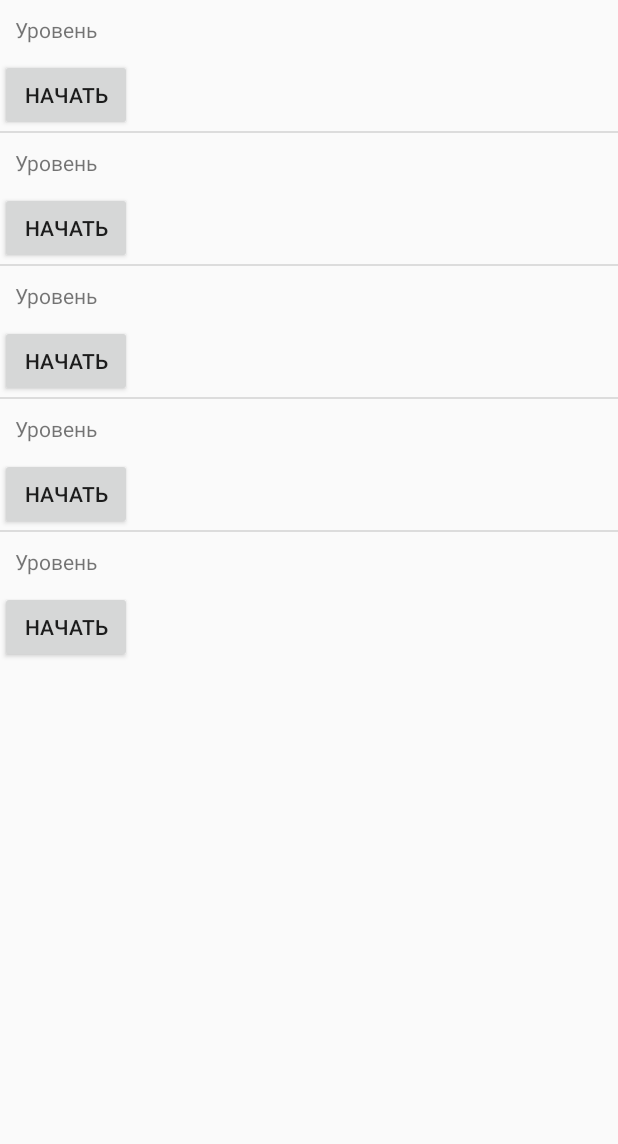
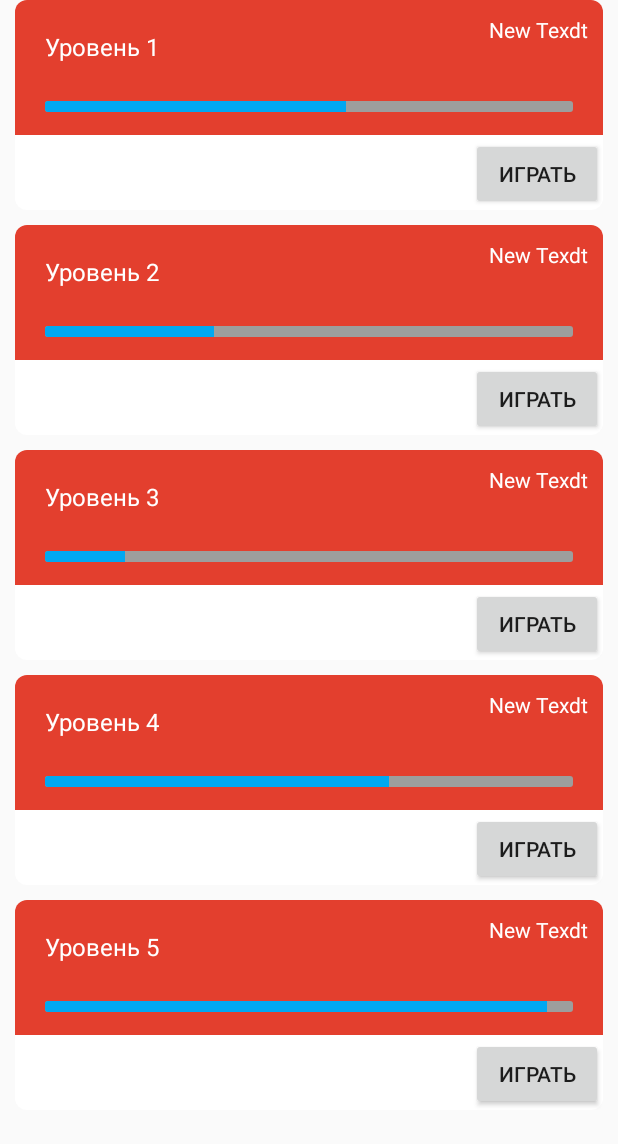
Before and after one commit to mustafin/kazlogoquiz, an Android app: the screen it shows after launch (LevelsActivity), after a tap on "ИГРАТЬ", on a phone screen of 412 x 824 dp. Shown: the top 1144 px of the screen. Run offline under Robolectric (Android 15) with nearby library versions, the phone set to English and light mode, and no system bars.

Commit message:
Added styles

```diff
--- a/app/src/main/java/flat56/kazlogoquiz/Dummy.java
+++ b/app/src/main/java/flat56/kazlogoquiz/Dummy.java
@@ -13,22 +13,22 @@ import flat56.kazlogoquiz.models.Logo;
 public class Dummy {
 
     public static Logo[] logos = {
-        new Logo("raymbek.png", "раимбек", "цууфы", "реомиклбеджвуаеу", "цужафы", "Рымбефыт фышв фшыовщф \n фывщл фщузлафу", 2),
-        new Logo("raymbek.png", "раимбек", "цууфы", "реомиклбеджвуаеу", "цужафы", "Рымбефыт фышв фшыовщф \n фывщл фщузлафу", 3),
-        new Logo("raymbek.png", "раимбек", "цууфы", "реомиклбеджвуаеу", "цужафы", "Рымбефыт фышв фшыовщф \n фывщл фщузлафу", 4),
-        new Logo("raymbek.png", "раимбек", "цууфы", "реомиклбеджвуаеу", "цужафы", "Рымбефыт фышв фшыовщф \n фывщл фщузлафу", 1),
-        new Logo("raymbek.png", "раимбек", "цууфы", "реомиклбеджвуаеу", "цужафы", "Рымбефыт фышв фшыовщф \n фывщл фщузлафу", 2)
+        new Logo("raymbek.png", "раим бек\nфыуафп", "цууфы", "реомиклбеджвуаеу", "цужафы", "Рымбефыт фышв фшыовщф \n фывщл фщузлафу", 2),
+        new Logo("raymbek.png", "раим бек\nфыуафп", "цууфы", "реомиклбеджвуаеу", "цужафы", "Рымбефыт фышв фшыовщф \n фывщл фщузлафу", 3),
+        new Logo("raymbek.png", "раим бек\nфыуафп", "цууфы", "реомиклбеджвуаеу", "цужафы", "Рымбефыт фышв фшыовщф \n фывщл фщузлафу", 4),
+        new Logo("raymbek.png", "раим бек\nфыуафп", "цууфы", "реомиклбеджвуаеу", "цужафы", "Рымбефыт фышв фшыовщф \n фывщл фщузлафу", 1),
+        new Logo("raymbek.png", "раим бек\nфыуафп", "цууфы", "реомиклбеджвуаеу", "цужафы", "Рымбефыт фышв фшыовщф \n фывщл фщузлафу", 2)
     };
 
     public static List<Logo> logoList = new ArrayList<>(Arrays.asList(logos));
 
 
     public static Level[] levels = {
-        new Level(1, 40, 0, 40, logoList),
-        new Level(2, 40, 0, 40, logoList),
-        new Level(3, 33, 0, 33, logoList),
-        new Level(4, 40, 0, 40, logoList),
-        new Level(5, 40, 0, 40, logoList),
+        new Level(1, 40, 23, 40, logoList),
+        new Level(2, 40, 13, 40, logoList),
+        new Level(3, 33, 5, 33, logoList),
+        new Level(4, 40, 26, 40, logoList),
+        new Level(5, 40, 38, 40, logoList),
     };
 
     public static List<Level> levelList = new ArrayList<>(Arrays.asList(levels));
--- a/app/src/main/java/flat56/kazlogoquiz/activities/GameActivity.java
+++ b/app/src/main/java/flat56/kazlogoquiz/activities/GameActivity.java
@@ -50,6 +50,9 @@ public class GameActivity extends AppCompatActivity {
 
         answerGrid = new AnswerGrid(this, logo.getCorrect());
         characterGridAdapter = new CharacterGridAdapter(this, charsGrid, logo.getChars(), 0);
+        characterGridAdapter.setAnswerGrid(answerGrid);
+        answerGrid.setCharacterGridAdapter(characterGridAdapter);
+
         charsGrid.setAdapter(characterGridAdapter);
 
         fillData();
--- a/app/src/main/java/flat56/kazlogoquiz/activities/LevelsActivity.java
+++ b/app/src/main/java/flat56/kazlogoquiz/activities/LevelsActivity.java
@@ -15,8 +15,8 @@ import flat56.kazlogoquiz.activities.adapters.LevelsAdapter;
  */
 public class LevelsActivity extends AppCompatActivity {
 
-    ListView list;
-    LevelsAdapter adapter;
+    private ListView list;
+    private LevelsAdapter adapter;
 
     @Override
     protected void onCreate(Bundle savedInstanceState) {
@@ -29,11 +29,9 @@ public class LevelsActivity extends AppCompatActivity {
 
         list.setOnItemClickListener((parent, view, position, id) -> {
             Intent intent = new Intent(LevelsActivity.this, LogosActivity.class);
-            Log.i("ASD", position+"");
             intent.putExtra(LogosActivity.LEVEL_EXTRA, position);
             startActivity(intent);
         });
 
-
     }
 }
--- a/app/src/main/java/flat56/kazlogoquiz/activities/adapters/LevelsAdapter.java
+++ b/app/src/main/java/flat56/kazlogoquiz/activities/adapters/LevelsAdapter.java
@@ -2,17 +2,17 @@ package flat56.kazlogoquiz.activities.adapters;
 
 import android.app.Activity;
 import android.content.Context;
-import android.content.Intent;
 import android.view.LayoutInflater;
 import android.view.View;
 import android.view.ViewGroup;
 import android.widget.ArrayAdapter;
-import android.widget.Button;
+import android.widget.ProgressBar;
+import android.widget.TextView;
 
 import java.util.List;
+import java.util.Locale;
 
 import flat56.kazlogoquiz.R;
-import flat56.kazlogoquiz.activities.LogosActivity;
 import flat56.kazlogoquiz.models.Level;
 
 /**
@@ -36,7 +36,13 @@ public class LevelsAdapter extends ArrayAdapter<Level>{
             convertView = inflater.inflate(R.layout.row, parent, false);
         }
 
+        Level level = levels.get(position);
+        TextView title = (TextView) convertView.findViewById(R.id.levelTitle);
+        ProgressBar progress = (ProgressBar) convertView.findViewById(R.id.progressBar);
 
+        String levelString = context.getResources().getString(R.string.level);
+        title.setText(String.format(Locale.getDefault(), "%s %d", levelString, level.getId()));
+        progress.setProgress(level.getLogosFound() * 100 / level.getLogosCount());
         return convertView;
     }
 
--- a/app/src/main/java/flat56/kazlogoquiz/activities/adapters/LogosAdapter.java
+++ b/app/src/main/java/flat56/kazlogoquiz/activities/adapters/LogosAdapter.java
@@ -9,6 +9,7 @@ import android.widget.ImageView;
 import android.widget.TextView;
 
 import java.util.List;
+import java.util.Locale;
 
 import flat56.kazlogoquiz.R;
 import flat56.kazlogoquiz.models.Logo;
@@ -36,7 +37,7 @@ public class LogosAdapter extends ArrayAdapter<Logo>{
         Logo item = logos.get(position);
         ImageView logo = (ImageView) convertView.findViewById(R.id.logo);
         TextView difficulty = (TextView) convertView.findViewById(R.id.points);
-        difficulty.setText(item.getPoints() + "");
+        difficulty.setText(String.format(Locale.getDefault(), "%d", item.getPoints()));
 
         return convertView;
     }
--- a/app/src/main/java/flat56/kazlogoquiz/models/Logo.java
+++ b/app/src/main/java/flat56/kazlogoquiz/models/Logo.java
@@ -83,7 +83,6 @@ public class Logo {
 
     public String getChars(){
         //TODO LOCALE
-        System.out.println("asda");
 //        return Locale.getDefault()
         return charsRu;
     }
--- a/app/src/main/java/flat56/kazlogoquiz/utils/MyUtils.java
+++ b/app/src/main/java/flat56/kazlogoquiz/utils/MyUtils.java
@@ -3,6 +3,7 @@ package flat56.kazlogoquiz.utils;
 import java.util.ArrayList;
 import java.util.Arrays;
 import java.util.List;
+import java.util.concurrent.atomic.AtomicInteger;
 
 /**
  * Created by MusMB on 17.03.2016.
@@ -27,5 +28,4 @@ public class MyUtils {
         return count;
     }
 
-
 }
--- /dev/null
+++ b/app/src/main/res/drawable/my_progress.xml
@@ -0,0 +1,58 @@
+<?xml version="1.0" encoding="utf-8"?>
+<layer-list xmlns:android="http://schemas.android.com/apk/res/android">
+    <item android:id="@android:id/background">
+        <shape>
+            <corners
+                android:topLeftRadius="2dp"
+                android:topRightRadius="2dp"
+                android:bottomLeftRadius="2dp"
+                android:bottomRightRadius="2dp" />
+            <gradient
+                android:startColor="#ff9d9e9d"
+                android:centerColor="#ff9d9e9d"
+                android:centerY="0.75"
+                android:endColor="#ff9d9e9d"
+                android:angle="270"
+                />
+        </shape>
+    </item>
+
+    <item android:id="@android:id/secondaryProgress">
+        <clip>
+            <shape>
+                <corners
+                    android:topLeftRadius="2dp"
+                    android:topRightRadius="2dp"
+                    android:bottomLeftRadius="2dp"
+                    android:bottomRightRadius="2dp"
+                    />
+                <gradient
+                    android:startColor="#00A8F1"
+                    android:centerColor="#00A8F1"
+                    android:centerY="0.75"
+                    android:endColor="#00A8F1"
+                    android:angle="270"
+                    />
+            </shape>
+        </clip>
+    </item>
+    <item
+        android:id="@android:id/progress"
+        >
+        <clip>
+            <shape>
+                <corners
+
+                    android:topLeftRadius="2dp"
+                    android:topRightRadius="2dp"
+                    android:bottomLeftRadius="2dp"
+                    android:bottomRightRadius="2dp" />
+                <gradient
+                    android:startColor="#00A8F1"
+                    android:endColor="#00A8F1"
+                    android:angle="270" />
+            </shape>
+        </clip>
+    </item>
+
+</layer-list>
--- /dev/null
+++ b/app/src/main/res/drawable/row_bg.xml
@@ -0,0 +1,14 @@
+<?xml version="1.0" encoding="utf-8"?>
+<shape
+    xmlns:android="http://schemas.android.com/apk/res/android"
+    android:shape="rectangle"   >
+
+    <solid
+        android:color="#fff" >
+    </solid>
+
+    <corners
+        android:radius="@dimen/row_radius"   >
+    </corners>
+
+</shape>
--- /dev/null
+++ b/app/src/main/res/drawable/row_header_bg.xml
@@ -0,0 +1,17 @@
+<?xml version="1.0" encoding="utf-8"?>
+<shape
+    xmlns:android="http://schemas.android.com/apk/res/android"
+    android:shape="rectangle"   >
+
+    <solid
+        android:color="#e33f2e" >
+    </solid>
+
+    <corners
+        android:radius="@dimen/row_radius"
+        android:bottomLeftRadius="0dp"
+        android:bottomRightRadius="0dp"
+        >
+    </corners>
+
+</shape>
--- a/app/src/main/res/layout/levels.xml
+++ b/app/src/main/res/layout/levels.xml
@@ -5,6 +5,10 @@
     <ListView
         android:id="@+id/list"
         android:layout_width="match_parent"
-        android:layout_height="wrap_content"/>
+        android:layout_height="wrap_content"
+        android:divider="@null"
+        android:dividerHeight="10dp"
+        android:paddingRight="10dp"
+        android:paddingLeft="10dp" />
 
 </LinearLayout>
--- a/app/src/main/res/layout/row.xml
+++ b/app/src/main/res/layout/row.xml
@@ -1,22 +1,60 @@
 <?xml version="1.0" encoding="utf-8"?>
-<LinearLayout xmlns:android="http://schemas.android.com/apk/res/android"
+<RelativeLayout xmlns:android="http://schemas.android.com/apk/res/android"
     android:orientation="vertical"
     android:descendantFocusability="blocksDescendants"
     android:layout_width="match_parent"
-    android:layout_height="match_parent">
-    <TextView
+    android:layout_height="@dimen/row_width"
+    android:background="@drawable/row_bg"
+    android:layout_marginTop="10dp">
+
+    <RelativeLayout
+        android:layout_width="match_parent"
+        android:layout_height="@dimen/row_header"
+        android:layout_alignParentTop="true"
         android:padding="10dp"
-        android:layout_width="wrap_content"
-        android:layout_height="wrap_content"
-        android:text="@string/level"
+        android:background="@drawable/row_header_bg">
 
-        />
+        <TextView
+            android:id="@+id/levelTitle"
+            android:padding="10dp"
+            android:textAppearance="@style/RowTitle"
+            android:layout_width="wrap_content"
+            android:layout_height="wrap_content"
+            />
+
+        <ProgressBar
+            style="@style/CustomProgressBarHorizontal"
+            android:id="@+id/progressBar"
+            android:layout_width="match_parent"
+            android:layout_height="7dp"
+            android:layout_alignParentBottom="true"
+            android:layout_centerHorizontal="true"
+            android:layout_marginLeft="10dp"
+            android:layout_marginTop="10dp"
+            android:layout_marginRight="10dp"
+            android:layout_marginBottom="5dp" />
+
+        <TextView
+            android:layout_width="wrap_content"
+            android:layout_height="wrap_content"
+            android:text="New Texdt"
+            android:id="@+id/progressText"
+            android:layout_alignParentTop="true"
+            android:layout_alignParentRight="true"
+            android:layout_alignParentEnd="true"
+            android:textColor="#ffffff" />
+    </RelativeLayout>
+
     <Button
         android:layout_width="wrap_content"
         android:layout_height="wrap_content"
         android:id="@+id/start"
         android:focusable="false"
         android:clickable="false"
-        android:text="@string/start" />
+        android:text="@string/play"
+        android:layout_alignParentRight="true"
+        android:layout_alignParentEnd="true"
+        android:layout_alignParentBottom="true"
+        />
 
-</LinearLayout>
+</RelativeLayout>
--- a/app/src/main/res/values/dimens.xml
+++ b/app/src/main/res/values/dimens.xml
@@ -4,6 +4,14 @@
     <dimen name="activity_vertical_margin">16dp</dimen>
     <dimen name="logo_cont_padding">5dp</dimen>
     <dimen name="top_nav_height">40dp</dimen>
+
+    <!-- Game Activity -->
     <dimen name="game_bottom_bar_height">100dp</dimen>
     <dimen name="game_button_width">50dp</dimen>
+
+
+    <!-- Level Row -->
+    <dimen name="row_width">140dp</dimen>
+    <dimen name="row_header">90dp</dimen>
+    <dimen name="row_radius">8dp</dimen>
 </resources>
--- a/app/src/main/res/values/styles.xml
+++ b/app/src/main/res/values/styles.xml
@@ -5,4 +5,17 @@
         <!-- Customize your theme here. -->
     </style>
 
+    <!-- Progress Bar -->
+    <style name="CustomProgressBarHorizontal" parent="android:Widget.ProgressBar.Horizontal">
+        <item name="android:progressDrawable">@drawable/my_progress</item>
+        <item name="android:minHeight">7dip</item>
+        <item name="android:maxHeight">10dip</item>
+    </style>
+
+    <style name="RowTitle">
+        <item name="android:textColor">#ffffff</item>
+        <item name="android:textSize">16sp</item>
+
+    </style>
+
 </resources>
```
Also changed, not shown: app/src/main/java/flat56/kazlogoquiz/activities/adapters/CharacterGridAdapter.java (+43 -14 lines), app/src/main/java/flat56/kazlogoquiz/activities/views/AnswerGrid.java (+62 -13 lines), app/src/main/java/flat56/kazlogoquiz/service/GameService.java (deleted, +0 -11 lines), app/src/main/java/flat56/kazlogoquiz/utils/ViewIdGenerator.java (added, +34 -0 lines), 2 other files.
